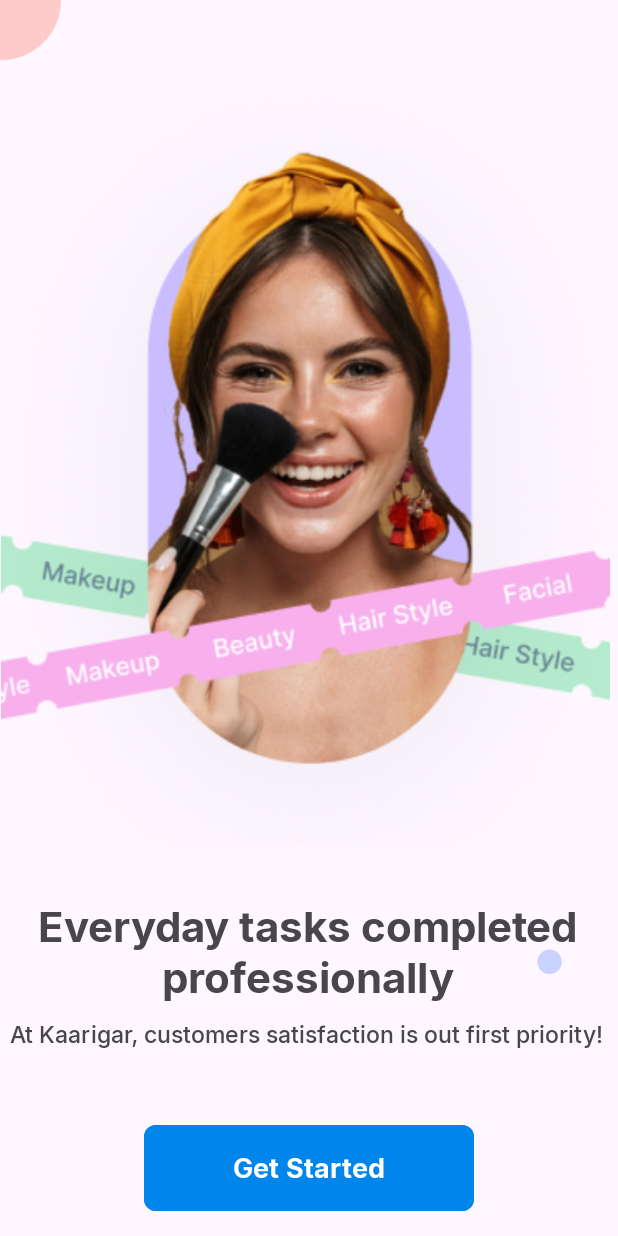
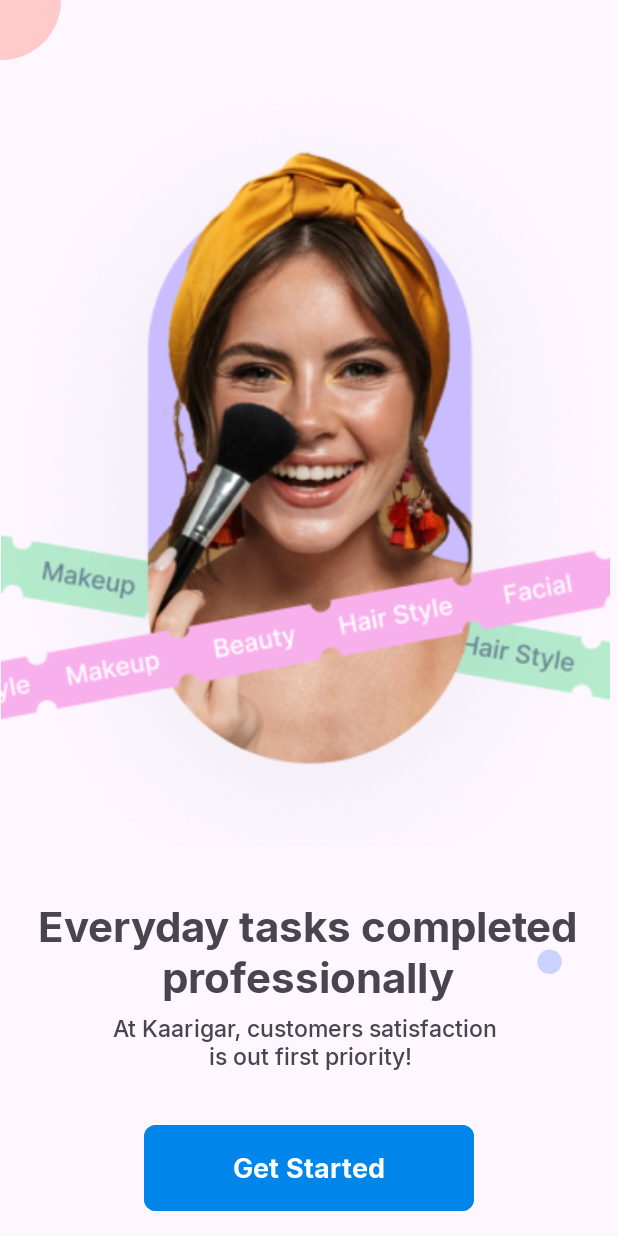
Before and after one commit to Mutashim99/Kaarigar-Android-App, an Android app: the screen it shows after launch (Onboarding), on a phone screen of 412 x 824 dp. Run offline under Robolectric (Android 15) with nearby library versions, the phone set to English and light mode, and no system bars.

Commit message:
updated onboarding

```diff
--- a/app/src/main/res/layout/activity_onboarding.xml
+++ b/app/src/main/res/layout/activity_onboarding.xml
@@ -81,7 +81,8 @@
         android:layout_height="wrap_content"
         android:layout_marginBottom="24dp"
         android:fontFamily="@font/inter_medium"
-        android:text="At Kaarigar, customers satisfaction is out first priority!"
+        android:text="At Kaarigar, customers satisfaction \n is out first priority!"
+        android:textAlignment="center"
         android:textSize="15sp"
         app:layout_constraintBottom_toTopOf="@+id/ButtonOnb"
         app:layout_constraintEnd_toEndOf="@+id/textView2"
```
